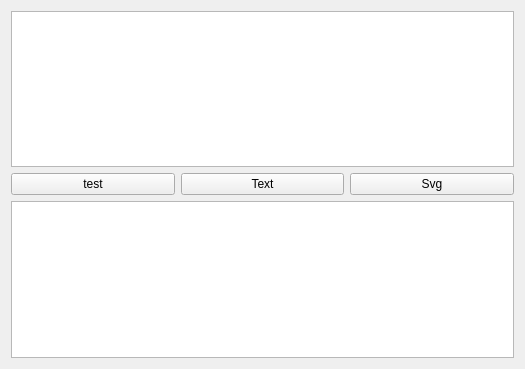
The window that PinYinTextObject/widget.ui (weijibin/PinYinTextObject) describes before a commit, drawn with Qt 5.
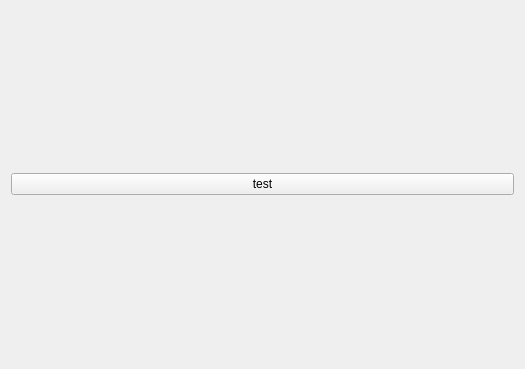
The same window after the commit.

```diff
--- a/PinYinTextObject/widget.ui
+++ b/PinYinTextObject/widget.ui
@@ -15,35 +15,11 @@
   </property>
   <layout class="QVBoxLayout" name="verticalLayout">
    <item>
-    <widget class="QTextEdit" name="textEdit_Source"/>
-   </item>
-   <item>
-    <layout class="QHBoxLayout" name="horizontalLayout">
-     <item>
       <widget class="QPushButton" name="test">
        <property name="text">
         <string>test</string>
        </property>
       </widget>
-     </item>
-     <item>
-      <widget class="QPushButton" name="Text">
-       <property name="text">
-        <string>Text</string>
-       </property>
-      </widget>
-     </item>
-     <item>
-      <widget class="QPushButton" name="Svg">
-       <property name="text">
-        <string>Svg</string>
-       </property>
-      </widget>
-     </item>
-    </layout>
-   </item>
-   <item>
-    <widget class="QTextEdit" name="textEdit"/>
    </item>
   </layout>
  </widget>
```
Lines whose indentation alone changed are shown as unchanged.
